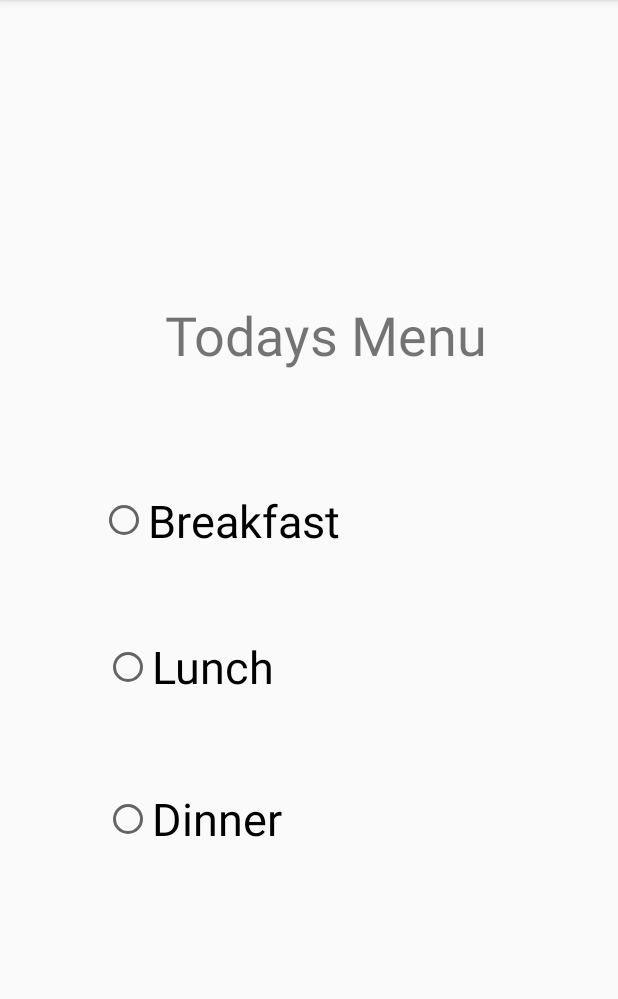
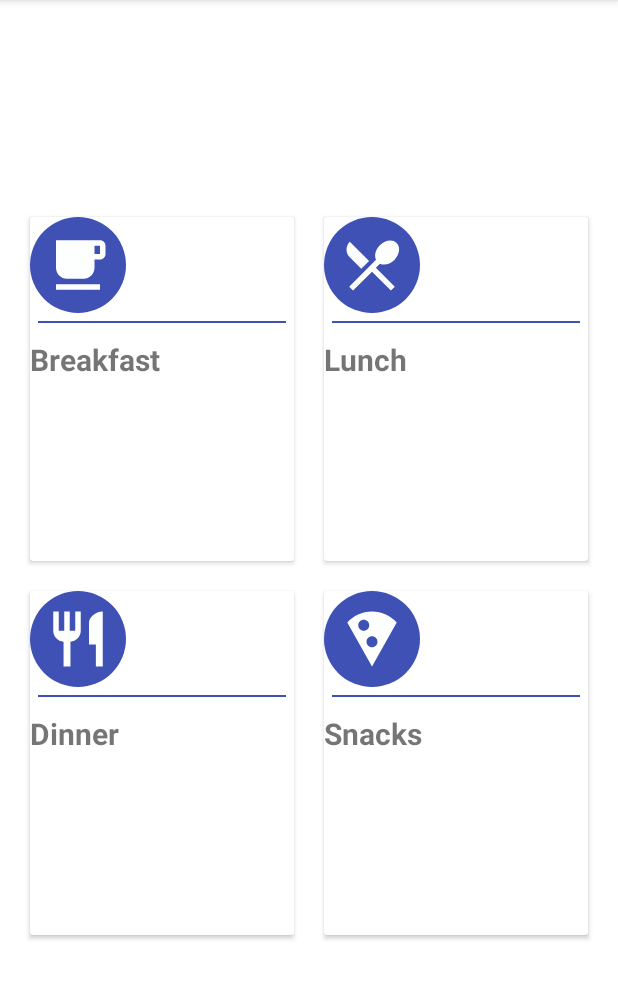
Before and after one commit to border-b/Hall-Management, an Android app: the TodayMenu screen opened directly, with no data from a screen before it, on a phone screen of 412 x 824 dp, the part 84-1083 px from its top. Run offline under Robolectric (Android 15) with nearby library versions, the phone set to English and light mode, and no system bars.

Commit message:
Menu layout edited

```diff
--- a/app/src/main/res/layout/activity_today_menu.xml
+++ b/app/src/main/res/layout/activity_today_menu.xml
@@ -1,60 +1,216 @@
 <?xml version="1.0" encoding="utf-8"?>
-<androidx.constraintlayout.widget.ConstraintLayout xmlns:android="http://schemas.android.com/apk/res/android"
+<LinearLayout xmlns:android="http://schemas.android.com/apk/res/android"
     xmlns:app="http://schemas.android.com/apk/res-auto"
     xmlns:tools="http://schemas.android.com/tools"
+    android:background="@color/cardview_light_background"
+    android:padding="10dp"
+    android:gravity="center"
+    android:orientation="vertical"
+    android:weightSum="3"
     android:layout_width="match_parent"
     android:layout_height="match_parent"
     tools:context=".TodayMenu">
 
-    <TextView
-        android:id="@+id/textView18"
-        android:layout_width="237dp"
-        android:layout_height="55dp"
-        android:layout_marginStart="101dp"
-        android:layout_marginEnd="73dp"
-        android:layout_marginBottom="55dp"
-        android:text=" Todays Menu"
-        android:textSize="36sp"
-        app:layout_constraintBottom_toTopOf="@+id/radioButton"
-        app:layout_constraintEnd_toEndOf="parent"
-        app:layout_constraintStart_toStartOf="parent" />
+    <LinearLayout
+        android:clipToPadding="false"
+        android:orientation="horizontal"
+        android:gravity="center"
+        android:layout_weight="1"
+        android:layout_width="match_parent"
+        android:layout_height="0dp">
 
-    <RadioButton
-        android:id="@+id/radioButton"
-        android:layout_width="212dp"
-        android:layout_height="75dp"
-        android:layout_marginStart="66dp"
-        android:layout_marginEnd="133dp"
-        android:layout_marginBottom="22dp"
-        android:text="Breakfast"
-        android:textSize="30sp"
-        app:layout_constraintBottom_toTopOf="@+id/radioButton2"
-        app:layout_constraintEnd_toEndOf="parent"
-        app:layout_constraintStart_toStartOf="parent" />
+        <androidx.cardview.widget.CardView
+            android:id="@+id/breakfast"
+            android:layout_margin="10dp"
+            android:layout_weight="1"
+            android:layout_width="0dp"
+            android:layout_height="match_parent">
 
-    <RadioButton
-        android:id="@+id/radioButton2"
-        android:layout_width="211dp"
-        android:layout_height="76dp"
-        android:layout_marginStart="69dp"
-        android:layout_marginEnd="131dp"
-        android:layout_marginBottom="25dp"
-        android:text="Lunch"
-        android:textSize="30sp"
-        app:layout_constraintBottom_toTopOf="@+id/radioButton3"
-        app:layout_constraintEnd_toEndOf="parent"
-        app:layout_constraintStart_toStartOf="parent" />
+               <LinearLayout
+                   android:orientation="vertical"
+                   android:layout_gravity="center"
+                   android:layout_width="match_parent"
+                   android:layout_height="match_parent">
 
-    <RadioButton
-        android:id="@+id/radioButton3"
-        android:layout_width="209dp"
-        android:layout_height="76dp"
-        android:layout_marginStart="69dp"
-        android:layout_marginEnd="133dp"
-        android:layout_marginBottom="184dp"
-        android:text="Dinner"
-        android:textSize="30sp"
-        app:layout_constraintBottom_toBottomOf="parent"
-        app:layout_constraintEnd_toEndOf="parent"
-        app:layout_constraintStart_toStartOf="parent" />
-</androidx.constraintlayout.widget.ConstraintLayout>
+                   <ImageView
+                       android:src="@drawable/ic_free_breakfast_black_24dp"
+                       android:padding="10dp"
+                       android:background="@drawable/circlebackground"
+                       android:layout_width="64dp"
+                       android:layout_height="64dp">
+
+                   </ImageView>
+
+                   <View
+                       android:layout_margin="5dp"
+                       android:layout_width="match_parent"
+                       android:layout_height="1dp"
+                       android:background="@color/blue"
+                       android:padding="10dp"
+                       />
+
+                   <TextView
+                       android:textStyle="bold"
+                       android:textSize="20dp"
+                       android:layout_marginTop="5dp"
+                       android:text="@string/breakfast_text"
+                       android:layout_width="wrap_content"
+                       android:layout_height="wrap_content"/>
+
+
+               </LinearLayout>
+
+
+        </androidx.cardview.widget.CardView>
+
+        <androidx.cardview.widget.CardView
+            android:id="@+id/lunch"
+            android:layout_margin="10dp"
+            android:layout_weight="1"
+            android:layout_width="0dp"
+            android:layout_height="match_parent">
+
+            <LinearLayout
+                android:orientation="vertical"
+                android:layout_gravity="center"
+                android:layout_width="match_parent"
+                android:layout_height="match_parent">
+
+                <ImageView
+                    android:src="@drawable/ic_restaurant_menu_black_24dp"
+                    android:padding="10dp"
+                    android:background="@drawable/circlebackground"
+                    android:layout_width="64dp"
+                    android:layout_height="64dp">
+
+                </ImageView>
+
+                <View
+                    android:layout_margin="5dp"
+                    android:layout_width="match_parent"
+                    android:layout_height="1dp"
+                    android:background="@color/blue"
+                    android:padding="10dp"
+                    />
+
+                <TextView
+
+                    android:textStyle="bold"
+                    android:textSize="20dp"
+                    android:layout_marginTop="5dp"
+                    android:text="@string/lunch_text"
+                    android:layout_width="wrap_content"
+                    android:layout_height="wrap_content"/>
+
+
+            </LinearLayout>
+
+
+        </androidx.cardview.widget.CardView>
+
+
+    </LinearLayout>
+
+
+    <LinearLayout
+        android:clipToPadding="false"
+        android:orientation="horizontal"
+        android:gravity="center"
+        android:layout_weight="1"
+        android:layout_width="match_parent"
+        android:layout_height="0dp">
+
+        <androidx.cardview.widget.CardView
+            android:id="@+id/dinner"
+            android:layout_margin="10dp"
+            android:layout_weight="1"
+            android:layout_width="0dp"
+            android:layout_height="match_parent">
+
+            <LinearLayout
+                android:orientation="vertical"
+                android:layout_gravity="center"
+                android:layout_width="match_parent"
+                android:layout_height="match_parent">
+
+                <ImageView
+                    android:src="@drawable/ic_restaurant_black_24dp"
+                    android:padding="10dp"
+                    android:background="@drawable/circlebackground"
+                    android:layout_width="64dp"
+                    android:layout_height="64dp">
+
+                </ImageView>
+
+                <View
+                    android:layout_margin="5dp"
+                    android:layout_width="match_parent"
+                    android:layout_height="1dp"
+                    android:background="@color/blue"
+                    android:padding="10dp"
+                    />
+
+                <TextView
+                    android:textStyle="bold"
+                    android:textSize="20dp"
+                    android:layout_marginTop="5dp"
+                    android:text="@string/dinner_text"
+                    android:layout_width="wrap_content"
+                    android:layout_height="wrap_content"/>
+
+
+            </LinearLayout>
+
+
+        </androidx.cardview.widget.CardView>
+
+        <androidx.cardview.widget.CardView
+            android:id="@+id/Snacks"
+            android:layout_margin="10dp"
+            android:layout_weight="1"
+            android:layout_width="0dp"
+            android:layout_height="match_parent">
+
+            <LinearLayout
+                android:orientation="vertical"
+                android:layout_gravity="center"
+                android:layout_width="match_parent"
+                android:layout_height="match_parent">
+
+                <ImageView
+                    android:src="@drawable/ic_local_pizza_black_24dp"
+                    android:padding="10dp"
+                    android:background="@drawable/circlebackground"
+                    android:layout_width="64dp"
+                    android:layout_height="64dp">
+
+                </ImageView>
+
+                <View
+                    android:layout_margin="5dp"
+                    android:layout_width="match_parent"
+                    android:layout_height="1dp"
+                    android:background="@color/blue"
+                    android:padding="10dp"
+                    />
+
+                <TextView
+
+                    android:textStyle="bold"
+                    android:textSize="20dp"
+                    android:layout_marginTop="5dp"
+                    android:text="@string/snacks_text"
+                    android:layout_width="wrap_content"
+                    android:layout_height="wrap_content"/>
+
+
+            </LinearLayout>
+
+
+        </androidx.cardview.widget.CardView>
+
+
+    </LinearLayout>
+
+
+</LinearLayout>
```
